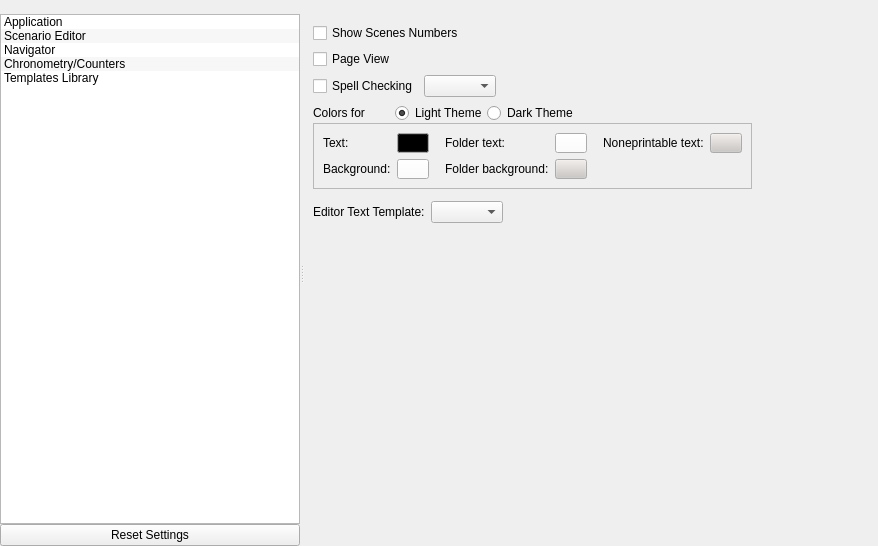
Before: the Qt Designer form src/bin/Scenarist/UserInterfaceLayer/Settings/SettingsView.ui in dimkanovikov/KITScenarist, drawn with Qt 5.
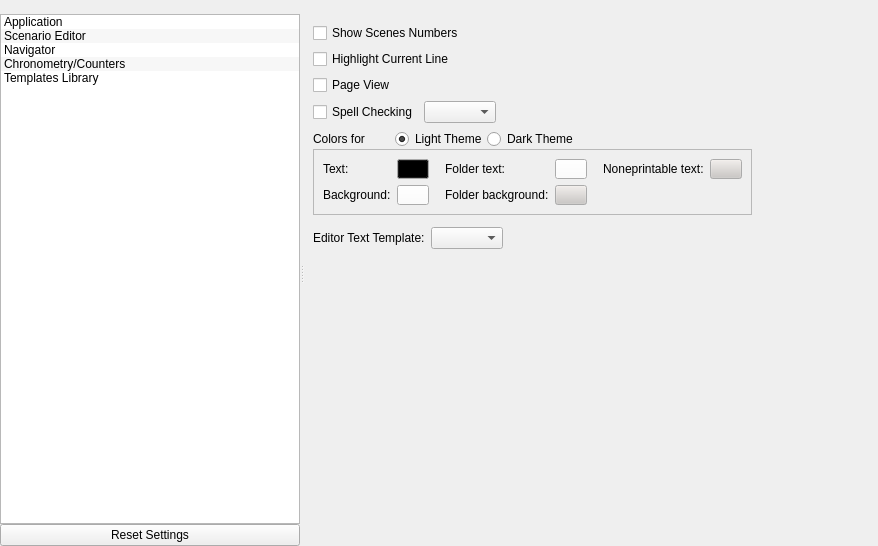
After: the same form once the commit is applied. The open tabs and pages were chosen to show the change. Icons and pictures are not drawn. Custom widgets are drawn as their Qt base class.

Commit message: Implement current line highlighting

```diff
--- a/src/bin/Scenarist/UserInterfaceLayer/Settings/SettingsView.ui
+++ b/src/bin/Scenarist/UserInterfaceLayer/Settings/SettingsView.ui
@@ -322,20 +322,27 @@
                <item row="0" column="0">
                 <widget class="QWidget" name="scenarioEditPageWidget" native="true">
                  <layout class="QGridLayout" name="gridLayout_7">
-                  <item row="4" column="1" rowspan="2">
-                   <spacer name="horizontalSpacer_9">
+                  <item row="1" column="0">
+                   <widget class="QCheckBox" name="showScenesNumbersInEditor">
+                    <property name="text">
+                     <string>Show Scenes Numbers</string>
+                    </property>
+                   </widget>
+                  </item>
+                  <item row="9" column="0">
+                   <spacer name="verticalSpacer">
                     <property name="orientation">
-                     <enum>Qt::Horizontal</enum>
+                     <enum>Qt::Vertical</enum>
                     </property>
                     <property name="sizeHint" stdset="0">
                      <size>
-                      <width>10</width>
-                      <height>20</height>
+                      <width>13</width>
+                      <height>13</height>
                      </size>
                     </property>
                    </spacer>
                   </item>
-                  <item row="4" column="0">
+                  <item row="5" column="0">
                    <layout class="QVBoxLayout" name="verticalLayout_3">
                     <property name="spacing">
                      <number>0</number>
@@ -421,7 +428,7 @@
                           </sizepolicy>
                          </property>
                          <property name="currentIndex">
-                          <number>1</number>
+                          <number>0</number>
                          </property>
                          <widget class="QWidget" name="lightThemeColors">
                           <layout class="QGridLayout" name="gridLayout_21">
@@ -1156,61 +1163,7 @@
                     </item>
                    </layout>
                   </item>
-                  <item row="8" column="0">
-                   <spacer name="verticalSpacer">
-                    <property name="orientation">
-                     <enum>Qt::Vertical</enum>
-                    </property>
-                    <property name="sizeHint" stdset="0">
-                     <size>
-                      <width>13</width>
-                      <height>13</height>
-                     </size>
-                    </property>
-                   </spacer>
-                  </item>
-                  <item row="2" column="0" colspan="2">
-                   <widget class="QCheckBox" name="pageView">
-                    <property name="text">
-                     <string>Page View</string>
-                    </property>
-                   </widget>
-                  </item>
-                  <item row="1" column="0">
-                   <widget class="QCheckBox" name="showScenesNumbersInEditor">
-                    <property name="text">
-                     <string>Show Scenes Numbers</string>
-                    </property>
-                   </widget>
-                  </item>
-                  <item row="3" column="0" colspan="2">
-                   <layout class="QHBoxLayout" name="horizontalLayout_3">
-                    <item>
-                     <widget class="QCheckBox" name="spellChecking">
-                      <property name="text">
-                       <string>Spell Checking</string>
-                      </property>
-                     </widget>
-                    </item>
-                    <item>
-                     <widget class="QComboBox" name="spellCheckingLanguage"/>
-                    </item>
-                    <item>
-                     <spacer name="horizontalSpacer_13">
-                      <property name="orientation">
-                       <enum>Qt::Horizontal</enum>
-                      </property>
-                      <property name="sizeHint" stdset="0">
-                       <size>
-                        <width>40</width>
-                        <height>20</height>
-                       </size>
-                      </property>
-                     </spacer>
-                    </item>
-                   </layout>
-                  </item>
-                  <item row="7" column="0" colspan="2">
+                  <item row="8" column="0" colspan="2">
                    <layout class="QHBoxLayout" name="horizontalLayout_5">
                     <item>
                      <widget class="QLabel" name="label_20">
@@ -1237,6 +1190,60 @@
                     </item>
                    </layout>
                   </item>
+                  <item row="4" column="0" colspan="2">
+                   <layout class="QHBoxLayout" name="horizontalLayout_3">
+                    <item>
+                     <widget class="QCheckBox" name="spellChecking">
+                      <property name="text">
+                       <string>Spell Checking</string>
+                      </property>
+                     </widget>
+                    </item>
+                    <item>
+                     <widget class="QComboBox" name="spellCheckingLanguage"/>
+                    </item>
+                    <item>
+                     <spacer name="horizontalSpacer_13">
+                      <property name="orientation">
+                       <enum>Qt::Horizontal</enum>
+                      </property>
+                      <property name="sizeHint" stdset="0">
+                       <size>
+                        <width>40</width>
+                        <height>20</height>
+                       </size>
+                      </property>
+                     </spacer>
+                    </item>
+                   </layout>
+                  </item>
+                  <item row="3" column="0" colspan="2">
+                   <widget class="QCheckBox" name="pageView">
+                    <property name="text">
+                     <string>Page View</string>
+                    </property>
+                   </widget>
+                  </item>
+                  <item row="5" column="1" rowspan="2">
+                   <spacer name="horizontalSpacer_9">
+                    <property name="orientation">
+                     <enum>Qt::Horizontal</enum>
+                    </property>
+                    <property name="sizeHint" stdset="0">
+                     <size>
+                      <width>10</width>
+                      <height>20</height>
+                     </size>
+                    </property>
+                   </spacer>
+                  </item>
+                  <item row="2" column="0">
+                   <widget class="QCheckBox" name="highlightCurrentLine">
+                    <property name="text">
+                     <string>Highlight Current Line</string>
+                    </property>
+                   </widget>
+                  </item>
                  </layout>
                 </widget>
                </item>
```
Left out of the diff: 28 changed lines with no effect on the pictures. The commit also changes 10 other files.
